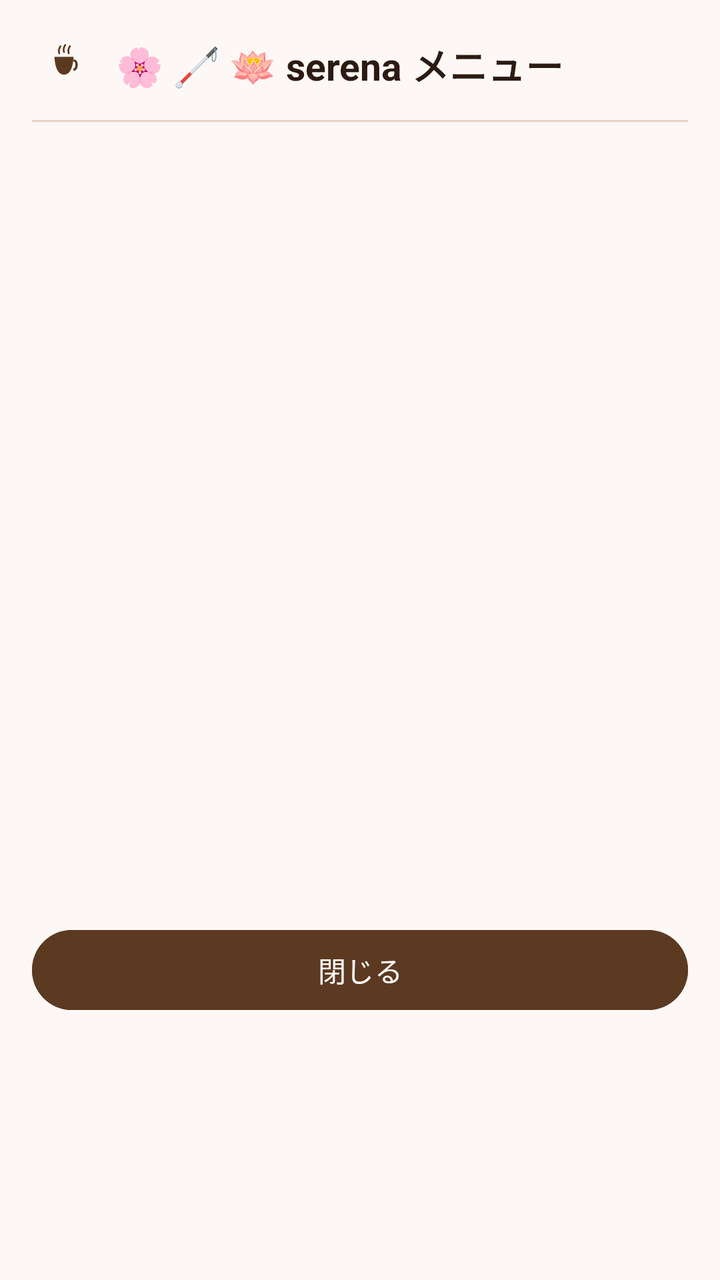
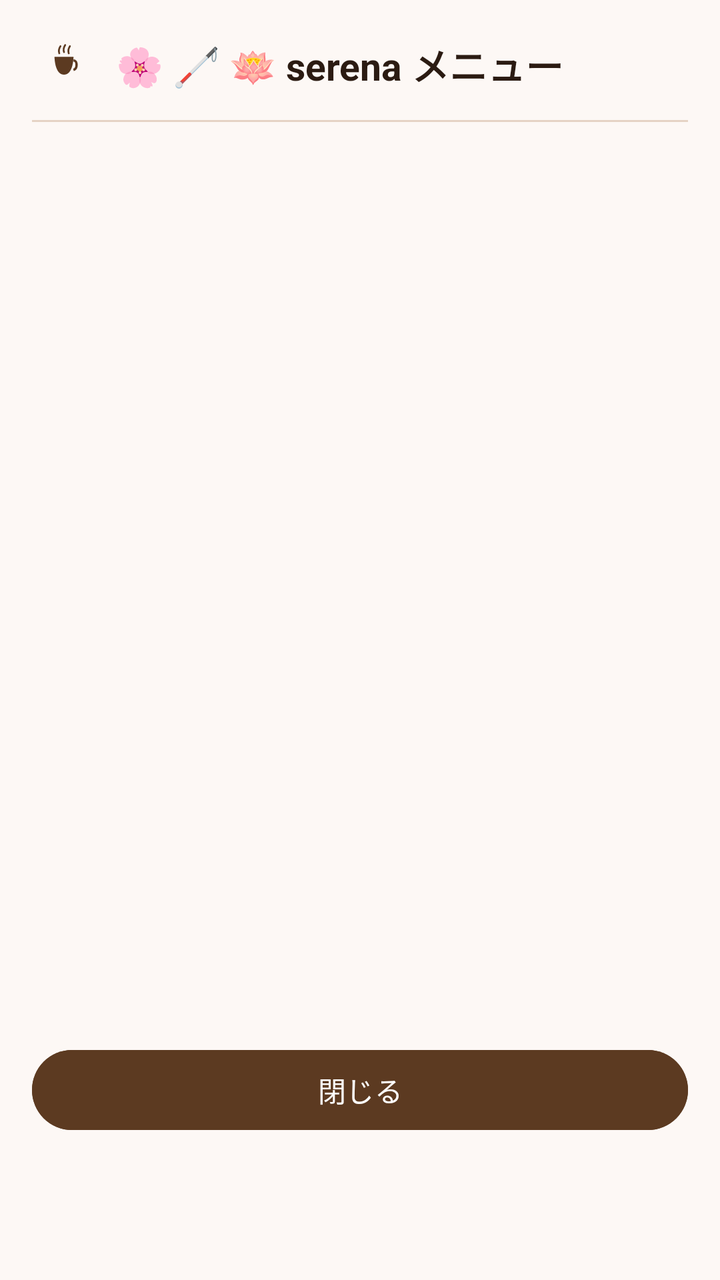

An Android layout rendered at two revisions. The XML below is the earlier revision; the diff shows what the commit changed to produce the second picture.
<!-- AndroidManifest.xml: application theme Theme.Serena -->
<!-- res/layout/dialog_serena_menu.xml -->
<?xml version="1.0" encoding="utf-8"?>
<LinearLayout xmlns:android="http://schemas.android.com/apk/res/android"
    xmlns:app="http://schemas.android.com/apk/res-auto"
    android:layout_width="match_parent"
    android:layout_height="wrap_content"
    android:orientation="vertical"
    android:background="#FDF8F5"
    android:padding="16dp">

    
    <LinearLayout
        android:layout_width="match_parent"
        android:layout_height="wrap_content"
        android:orientation="horizontal"
        android:gravity="center_vertical"
        android:layout_marginBottom="12dp">

        <ImageView
            android:layout_width="32dp"
            android:layout_height="32dp"
            android:src="@drawable/ic_launcher_foreground"
            app:tint="#5C3A21"
            android:contentDescription="serena シンボルアイコン (🌸 桜・🦯 白杖・🪷 ユリ)" />

        <TextView
            android:id="@+id/tvMenuTitle"
            android:layout_width="0dp"
            android:layout_height="wrap_content"
            android:layout_weight="1"
            android:layout_marginStart="10dp"
            android:text="🌸 🦯 🪷 serena メニュー"
            android:textColor="#2B1B12"
            android:textSize="19sp"
            android:textStyle="bold" />
    </LinearLayout>

    <View
        android:layout_width="match_parent"
        android:layout_height="1dp"
        android:background="#E5D3C5"
        android:layout_marginBottom="8dp" />

    
    <ScrollView
        android:id="@+id/scrollMenuItems"
        android:layout_width="match_parent"
        android:layout_height="380dp"
        android:scrollbars="vertical"
        android:fadeScrollbars="false"
        android:fillViewport="true">

        <LinearLayout
            android:id="@+id/containerMenuItems"
            android:layout_width="match_parent"
            android:layout_height="wrap_content"
            android:orientation="vertical">
            
        </LinearLayout>
    </ScrollView>

    
    <Button
        android:id="@+id/btnClose"
        android:layout_width="match_parent"
        android:layout_height="wrap_content"
        android:layout_marginTop="12dp"
        android:text="閉じる"
        android:textColor="#FFFFFF"
        android:backgroundTint="#5C3A21" />

</LinearLayout>
<!-- resources referenced by this layout -->
<resources>
  <!-- drawable ic_launcher_foreground (drawable) -->
  <vector xmlns:android="http://schemas.android.com/apk/res/android"
      android:width="108dp"
      android:height="108dp"
      android:viewportWidth="108"
      android:viewportHeight="108">
      
      <path
          android:fillColor="#00000000"
          android:strokeColor="#FF9F45"
          android:strokeWidth="3"
          android:strokeLineCap="round"
          android:pathData="M 46,36 Q 44,30 48,24 M 54,34 Q 52,28 56,22 M 62,36 Q 60,30 64,24" />
      
      <path
          android:fillColor="#FDF8F5"
          android:pathData="M 38,42 C 38,42 38,72 54,72 C 70,72 70,42 70,42 Z" />
      
      <path
          android:fillColor="#00000000"
          android:strokeColor="#FDF8F5"
          android:strokeWidth="4"
          android:pathData="M 70,48 C 77,48 77,62 70,64" />
      
      <path
          android:fillColor="#D27D2D"
          android:pathData="M 39,44 C 44,46 64,46 69,44 C 69,47 67,52 54,52 C 41,52 39,47 39,44 Z" />
  </vector>
  <style name="Theme.Serena" parent="Theme.Material3.DayNight.NoActionBar">
          <item name="colorPrimary">@color/serena_primary</item>
          <item name="colorSecondary">@color/serena_secondary</item>
          <item name="android:colorBackground">@color/serena_background</item>
          <item name="android:statusBarColor">@color/serena_primary_variant</item>
      </style>
  <color name="serena_primary">#5C3A21</color>
  <color name="serena_secondary">#D27D2D</color>
  <color name="serena_background">#FDF8F5</color>
  <color name="serena_primary_variant">#3D2314</color>
</resources>

<!-- the commit's change to res/layout/dialog_serena_menu.xml (unified diff, before → after) -->
@@ -44,7 +44,7 @@
     <ScrollView
         android:id="@+id/scrollMenuItems"
         android:layout_width="match_parent"
-        android:layout_height="380dp"
+        android:layout_height="440dp"
         android:scrollbars="vertical"
         android:fadeScrollbars="false"
         android:fillViewport="true">
